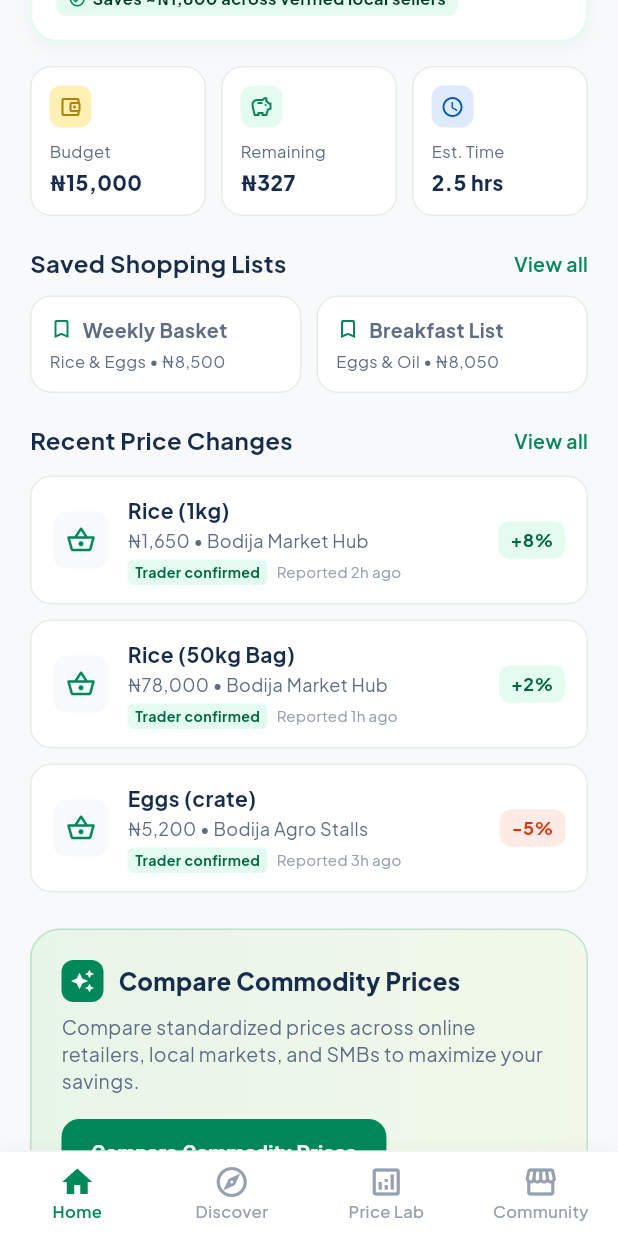
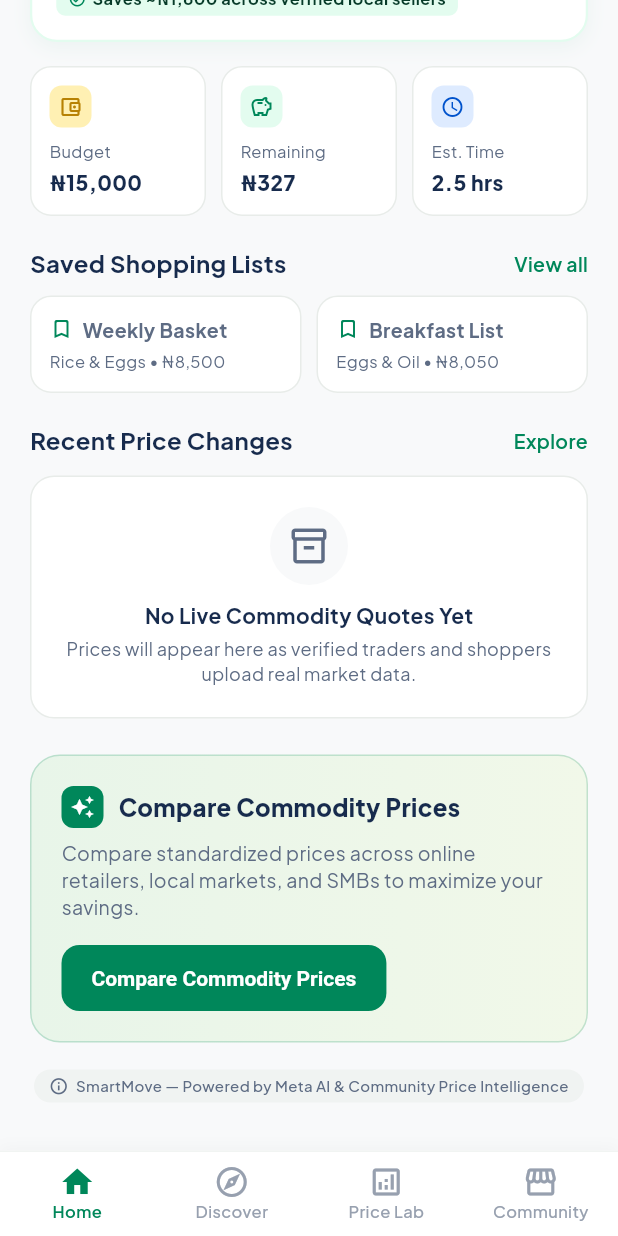
Before and after one commit to GentzofGod/SmartMove, a Flutter app: the HomeScreen screen opened by its route, scrolled down 543 dp, on a phone screen of 412 x 824 dp. Run offline on Flutter 3.47's test engine with Material 3 defaults, Android fonts, the phone set to English and light mode, and no system bars; our stand-ins replace flutter_riverpod, geolocator, go_router, google_fonts, image_picker, shared_preferences and 1 more; accounts and stored records are empty.

Commit message:
feat(data): remove hardcoded foodstuffs mock data in favor of live Supabase sync and empty states

```diff
--- a/lib/core/services/supabase_data_service.dart
+++ b/lib/core/services/supabase_data_service.dart
@@ -28,7 +28,7 @@ class SupabaseDataService {
           .order('name', ascending: true);
 
       final List<dynamic> data = response as List<dynamic>;
-      if (data.isEmpty) return null;
+      if (data.isEmpty) return const <Product>[];
 
       return data.map((json) {
         return Product.fromJson(json as Map<String, dynamic>);
@@ -51,7 +51,7 @@ class SupabaseDataService {
           .order('display_order', ascending: true);
 
       final List<dynamic> data = response as List<dynamic>;
-      if (data.isEmpty) return null;
+      if (data.isEmpty) return const <CommodityCategory>[];
 
       return data.map((json) {
         return CommodityCategory.fromJson(json as Map<String, dynamic>);
@@ -121,7 +121,7 @@ class SupabaseDataService {
           .limit(30);
 
       final List<dynamic> data = response as List<dynamic>;
-      if (data.isEmpty) return null;
+      if (data.isEmpty) return const <PriceObservation>[];
 
       return data.map((json) {
         final map = json as Map<String, dynamic>;
@@ -286,7 +286,7 @@ class SupabaseDataService {
           .order('submitted_at', ascending: false);
 
       final List<dynamic> data = response as List<dynamic>;
-      if (data.isEmpty) return null;
+      if (data.isEmpty) return const <SellerApplication>[];
 
       return data.map((json) {
         return SellerApplication.fromJson(json as Map<String, dynamic>);
--- a/lib/features/home/presentation/home_screen.dart
+++ b/lib/features/home/presentation/home_screen.dart
@@ -540,7 +540,7 @@ class HomeScreen extends ConsumerWidget {
               ),
               const SizedBox(height: 20),
 
-              // Recent Price Changes Section (Section 5.1: Only when data exists)
+              // Recent Price Changes Section (Section 5.1: Live market data or clean empty state)
               if (recentProducts.isNotEmpty) ...[
                 Row(
                   mainAxisAlignment: MainAxisAlignment.spaceBetween,
@@ -653,8 +653,8 @@ class HomeScreen extends ConsumerWidget {
                                             fontSize: 9.5,
                                             fontWeight: FontWeight.w700,
                                             color: p.sourceType == ObservationSource.simulatedDemo
-                                                ? AppColors.textSecondary
-                                                : AppColors.badgeSuccessText,
+                                              ? AppColors.textSecondary
+                                              : AppColors.badgeSuccessText,
                                           ),
                                         ),
                                       ),
@@ -695,6 +695,79 @@ class HomeScreen extends ConsumerWidget {
                       ),
                     );
                   },
+                ),
+              ] else ...[
+                Row(
+                  mainAxisAlignment: MainAxisAlignment.spaceBetween,
+                  children: [
+                    const Expanded(
+                      child: Text(
+                        'Recent Price Changes',
+                        overflow: TextOverflow.ellipsis,
+                        style: TextStyle(
+                          fontSize: 16,
+                          fontWeight: FontWeight.w700,
+                          color: AppColors.textPrimary,
+                        ),
+                      ),
+                    ),
+                    const SizedBox(width: 8),
+                    InkWell(
+                      onTap: () => context.go('/discover'),
+                      child: const Text(
+                        'Explore',
+                        style: TextStyle(
+                          fontSize: 13,
+                          fontWeight: FontWeight.w600,
+                          color: AppColors.primary,
+                        ),
+                      ),
+                    ),
+                  ],
+                ),
+                const SizedBox(height: 12),
+                Container(
+                  width: double.infinity,
+                  padding: const EdgeInsets.symmetric(horizontal: 16, vertical: 20),
+                  decoration: BoxDecoration(
+                    color: Colors.white,
+                    borderRadius: BorderRadius.circular(16),
+                    border: Border.all(color: AppColors.cardBorder),
+                  ),
+                  child: Column(
+                    children: [
+                      Container(
+                        padding: const EdgeInsets.all(12),
+                        decoration: const BoxDecoration(
+                          color: AppColors.background,
+                          shape: BoxShape.circle,
+                        ),
+                        child: const Icon(
+                          Icons.inventory_2_outlined,
+                          size: 28,
+                          color: AppColors.textSecondary,
+                        ),
+                      ),
+                      const SizedBox(height: 10),
+                      const Text(
+                        'No Live Commodity Quotes Yet',
+                        style: TextStyle(
+                          fontWeight: FontWeight.w700,
+                          fontSize: 14,
+                          color: AppColors.textPrimary,
+                        ),
+                      ),
+                      const SizedBox(height: 4),
+                      const Text(
+                        'Prices will appear here as verified traders and shoppers upload real market data.',
+                        textAlign: TextAlign.center,
+                        style: TextStyle(
+                          fontSize: 12,
+                          color: AppColors.textSecondary,
+                        ),
+                      ),
+                    ],
+                  ),
                 ),
               ],
               const SizedBox(height: 24),
```
Also changed, not shown: lib/core/data/demo_seed_data.dart (+12 -2 lines), lib/core/state/app_state.dart (+5 -5 lines), lib/features/community/presentation/community_screen.dart (+30 -5 lines), lib/features/discover/presentation/discover_screen.dart (+26 -8 lines), 1 other file.
